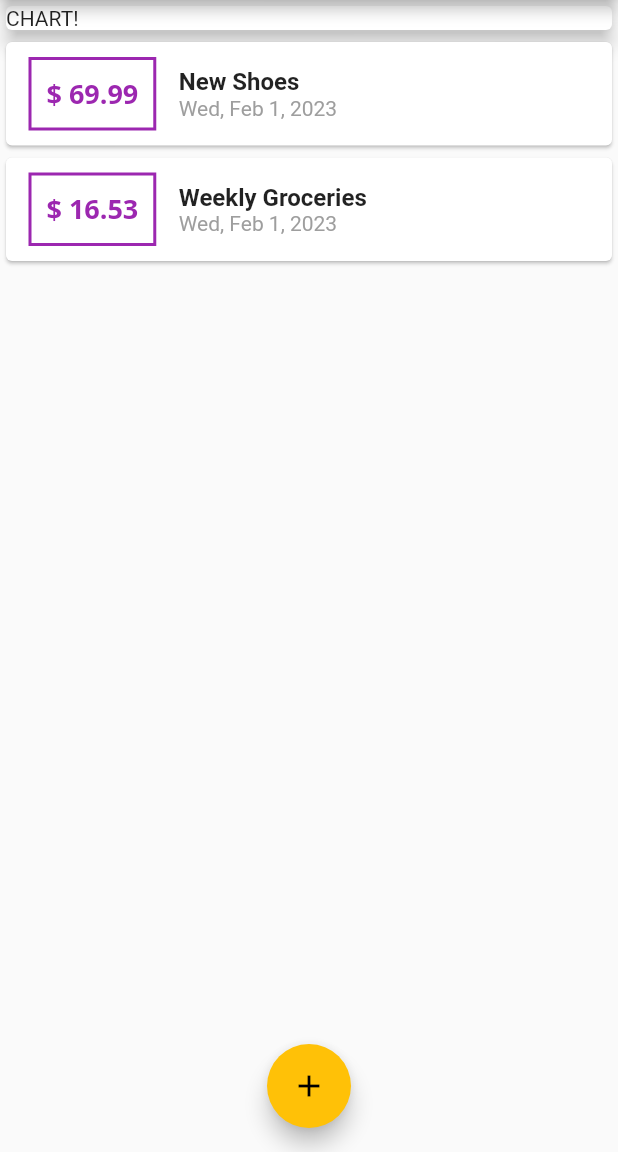
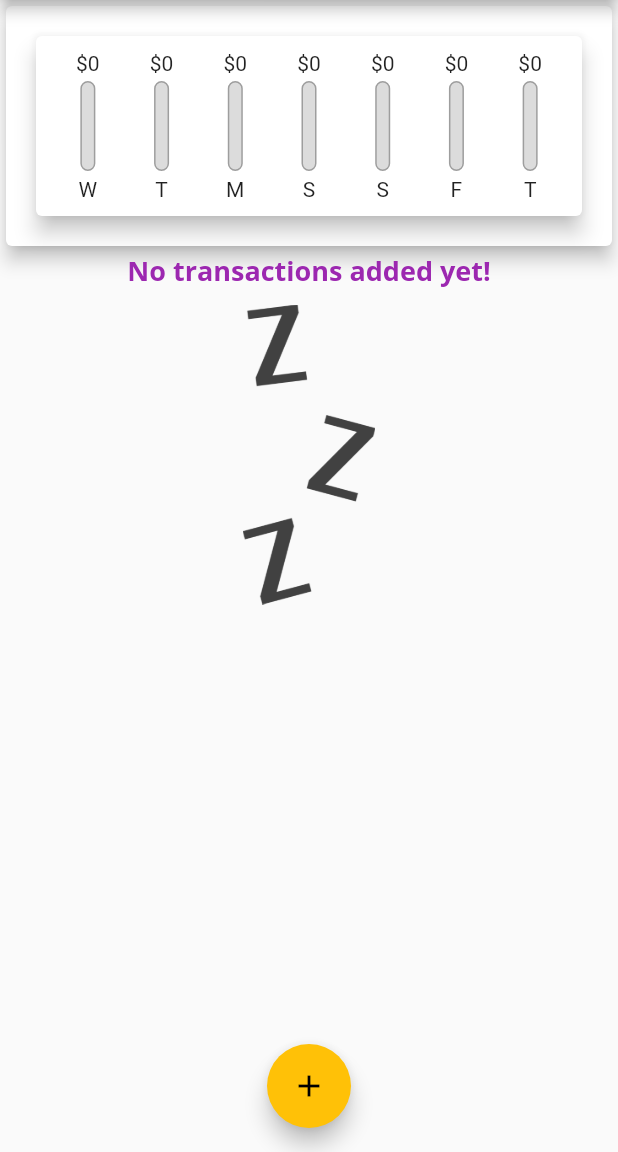
Before and after one commit to lrodriguez15/expenses_app, a Flutter app: the screen it shows after launch, on a phone screen of 412 x 824 dp, the part 84-1236 px from its top. Run offline on Flutter 3.47's test engine with Material 2 defaults, Android fonts, the phone set to English and light mode, and no system bars.

Commit message:
Add chart bar to application

```diff
--- a/lib/main.dart
+++ b/lib/main.dart
@@ -2,6 +2,7 @@ import 'package:flutter/material.dart';
 
 import './widgets/new_transaction.dart';
 import './widgets/transaction_list.dart';
+import './widgets/chart.dart';
 import './models/transaction.dart';
 
 void main() => runApp(MyApp());
@@ -45,19 +46,31 @@ class _MyHomePageState extends State<MyHomePage> {
   // late String titleInput;
 
   final List<Transaction> _userTransactions = [
-    Transaction(
-      id: 't1',
-      title: 'New Shoes',
-      amount: 69.99,
-      date: DateTime.now(),
-    ),
-    Transaction(
-      id: 't1',
-      title: 'Weekly Groceries',
-      amount: 16.53,
-      date: DateTime.now(),
-    ),
+    // Transaction(
+    //   id: 't1',
+    //   title: 'New Shoes',
+    //   amount: 69.99,
+    //   date: DateTime.now(),
+    // ),
+    // Transaction(
+    //   id: 't1',
+    //   title: 'Weekly Groceries',
+    //   amount: 16.53,
+    //   date: DateTime.now(),
+    // ),
   ];
+
+  List<Transaction> get _recentTransactions {
+    return _userTransactions.where(
+      (element) {
+        return element.date.isAfter(
+          DateTime.now().subtract(
+            Duration(days: 7),
+          ),
+        );
+      },
+    ).toList();
+  }
 
   void _addNewTransaction(String txTitle, double txAmount) {
     final newTx = Transaction(
@@ -102,7 +115,7 @@ class _MyHomePageState extends State<MyHomePage> {
               width: double.infinity,
               child: Card(
                 elevation: 5,
-                child: Text('CHART!'),
+                child: Chart(_recentTransactions),
               ),
             ),
             TransactionList(_userTransactions),
--- /dev/null
+++ b/lib/widgets/chart.dart
@@ -0,0 +1,57 @@
+import 'package:flutter/material.dart';
+import 'package:intl/intl.dart';
+import '../models/transaction.dart';
+import './chart_bar.dart';
+
+class Chart extends StatelessWidget {
+  final List<Transaction> recentTrasactions;
+
+  List<Map<String, Object>> get groupedTransactionValues {
+    return List.generate(7, (index) {
+      final weekDay = DateTime.now().subtract(
+        Duration(days: index),
+      );
+      var totalSum = 0.0;
+
+      for (var i = 0; i < recentTrasactions.length; i++) {
+        if (recentTrasactions[i].date.day == weekDay.day &&
+            recentTrasactions[i].date.month == weekDay.month &&
+            recentTrasactions[i].date.year == weekDay.year) {
+          totalSum += recentTrasactions[i].amount;
+        }
+      }
+      return {
+        'day': DateFormat.E().format(weekDay).substring(0, 1),
+        'amount': totalSum,
+      };
+    });
+  }
+
+  const Chart(this.recentTrasactions, {super.key});
+
+  double get maxSpending {
+    return groupedTransactionValues.fold(0.0, (sum, item) {
+      return sum + (item['amount'] as double);
+    });
+  }
+
+  @override
+  Widget build(BuildContext context) {
+    return Card(
+      elevation: 6,
+      margin: const EdgeInsets.all(20),
+      child: Padding(
+        padding: EdgeInsets.all(10),
+        child: Row(
+            mainAxisAlignment: MainAxisAlignment.spaceAround,
+            children: groupedTransactionValues.map((e) {
+              return Flexible(
+                fit: FlexFit.tight,
+                child: ChartBar((e['day'] as String), (e['amount'] as double),
+                    (e['amount'] as double) / maxSpending),
+              );
+            }).toList()),
+      ),
+    );
+  }
+}
--- /dev/null
+++ b/lib/widgets/chart_bar.dart
@@ -0,0 +1,55 @@
+import 'package:flutter/material.dart';
+
+class ChartBar extends StatelessWidget {
+  final String label;
+  final double spendingAmount;
+  final double spendingPctOfTotal;
+
+  const ChartBar(this.label, this.spendingAmount, this.spendingPctOfTotal,
+      {super.key});
+
+  @override
+  Widget build(BuildContext context) {
+    return Column(
+      children: [
+        FittedBox(
+          child: Text('\$${spendingAmount.toStringAsFixed(0)}'),
+        ),
+        SizedBox(
+          height: 4,
+        ),
+        Container(
+          height: 60,
+          width: 10,
+          child: Stack(
+            children: [
+              Container(
+                decoration: BoxDecoration(
+                  border: Border.all(
+                    color: Colors.grey,
+                    width: 1.0,
+                  ),
+                  color: Color.fromRGBO(220, 220, 220, 1),
+                  borderRadius: BorderRadius.circular(10),
+                ),
+              ),
+              FractionallySizedBox(
+                heightFactor: spendingPctOfTotal,
+                child: Container(
+                  decoration: BoxDecoration(
+                    color: Theme.of(context).primaryColor,
+                    borderRadius: BorderRadius.circular(10),
+                  ),
+                ),
+              )
+            ],
+          ),
+        ),
+        SizedBox(
+          height: 4,
+        ),
+        Text(label),
+      ],
+    );
+  }
+}
--- a/lib/widgets/transaction_list.dart
+++ b/lib/widgets/transaction_list.dart
@@ -12,7 +12,25 @@ class TransactionList extends StatelessWidget {
   Widget build(BuildContext context) {
     return Container(
       height: 300,
-      child: ListView.builder(
+      child: transactions.isEmpty
+          ? Column(
+              children: [
+                Text(
+                  'No transactions added yet!',
+                  style: Theme.of(context).textTheme.headline6,
+                ),
+                SizedBox(
+                  height: 10,
+                ),
+                Container(
+                    height: 200,
+                    child: Image.asset(
+                      'assets/images/waiting.png',
+                      fit: BoxFit.cover,
+                    )),
+              ],
+            )
+          : ListView.builder(
               itemBuilder: (ctx, idx) {
                 return Card(
                   child: Row(
@@ -31,7 +49,8 @@ class TransactionList extends StatelessWidget {
                         padding: EdgeInsets.all(10),
                         child: Text(
                           '\$ ${transactions[idx].amount.toStringAsFixed(2)}',
-                    style: Theme.of(context).copyWith().textTheme.headline6,
+                          style:
+                              Theme.of(context).copyWith().textTheme.headline6,
                         ),
                       ),
                       Column(
--- a/pubspec.yaml
+++ b/pubspec.yaml
@@ -61,8 +61,8 @@ flutter:
   uses-material-design: true
 
   # To add assets to your application, add an assets section, like this:
-  # assets:
-  #   - images/a_dot_burr.jpeg
+  assets:
+    - assets/images/waiting.png
   #   - images/a_dot_ham.jpeg
 
   # An image asset can refer to one or more resolution-specific "variants", see
```
Also changed, not shown: assets/images/waiting.png (added). Lines whose indentation alone changed are shown as unchanged.
